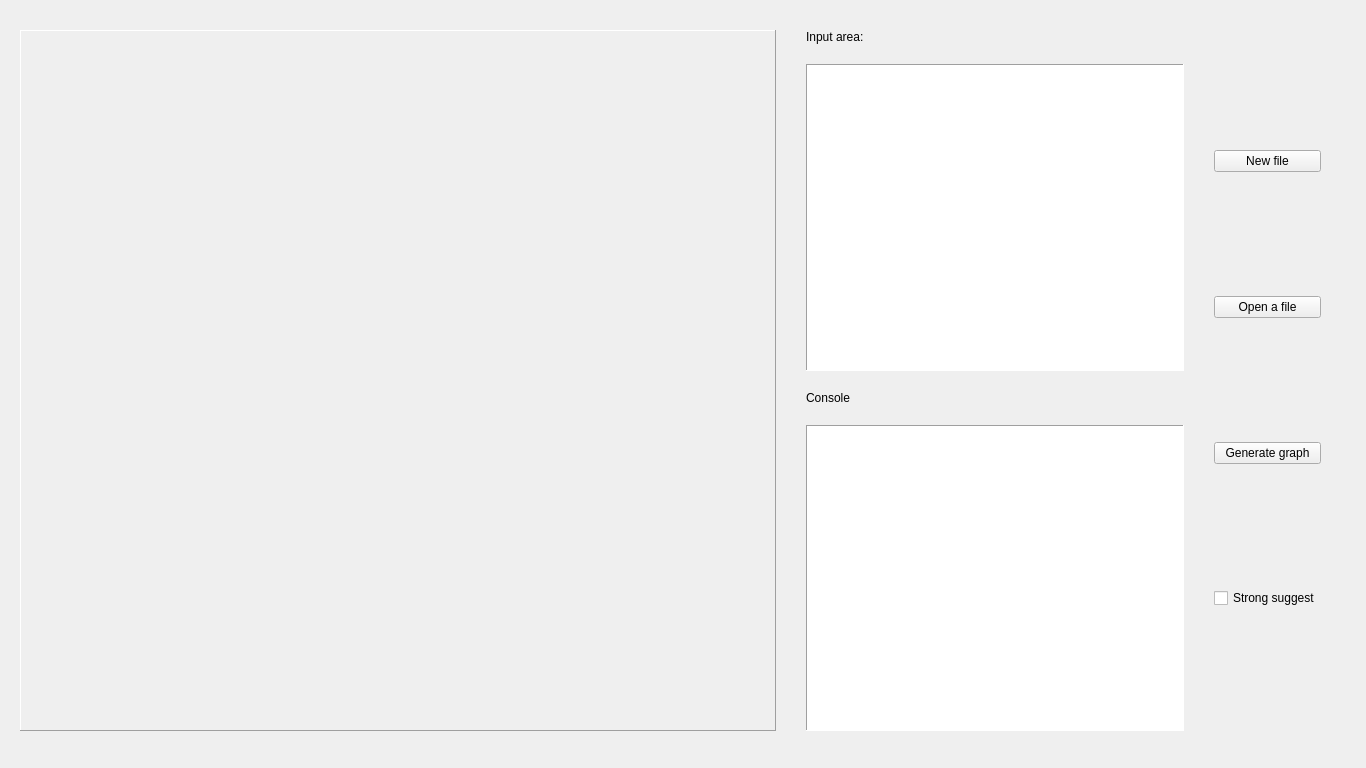
Old version of the form src/gui.ui in the repository cloudyaaron/TXT2PED.
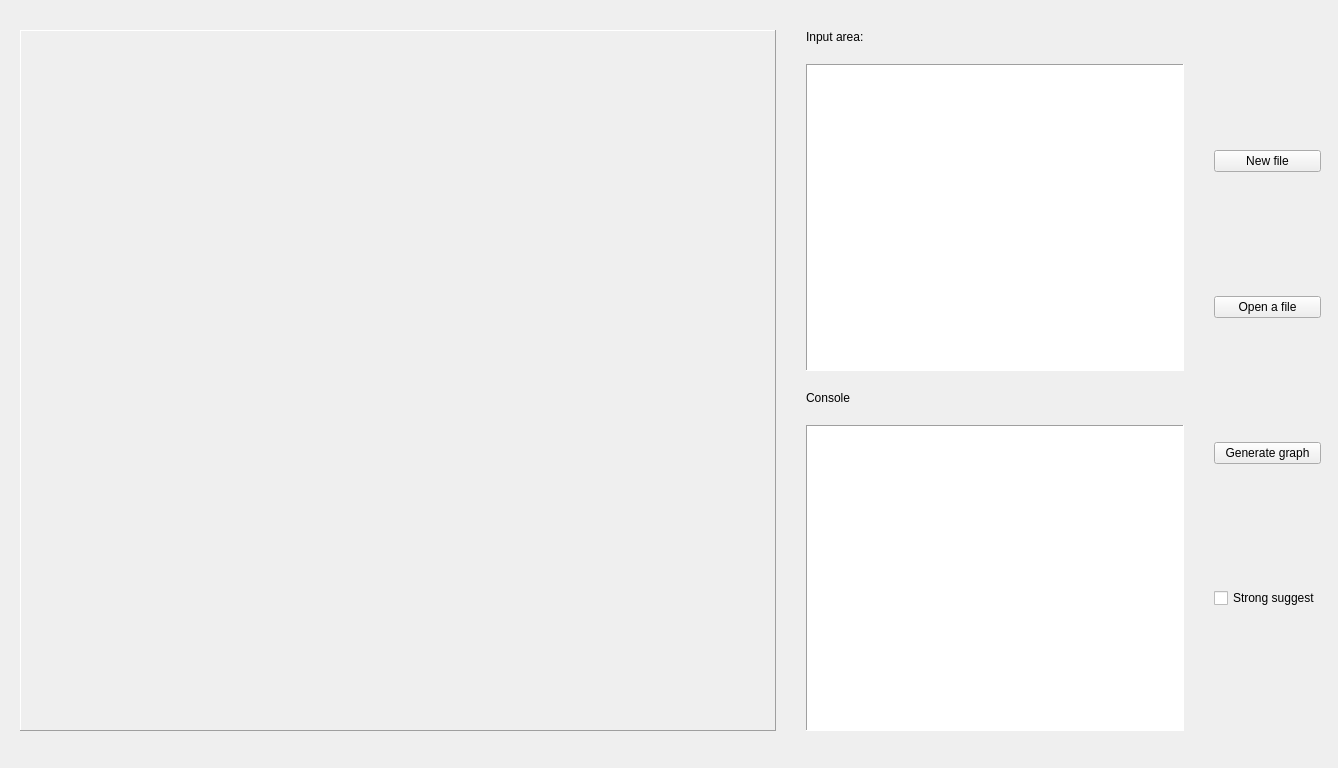
New version of the form.

Commit message: GUI v2 fix mac display issue & out of bound issue

```diff
--- a/src/gui.ui
+++ b/src/gui.ui
@@ -6,10 +6,16 @@
    <rect>
     <x>0</x>
     <y>0</y>
-    <width>1366</width>
+    <width>1338</width>
     <height>768</height>
    </rect>
   </property>
+  <property name="sizePolicy">
+   <sizepolicy hsizetype="Minimum" vsizetype="Minimum">
+    <horstretch>0</horstretch>
+    <verstretch>0</verstretch>
+   </sizepolicy>
+  </property>
   <property name="maximumSize">
    <size>
     <width>16777215</width>
```
Left out of the diff: 3 changed lines with no effect on the pictures. The commit also changes 1 other file.
